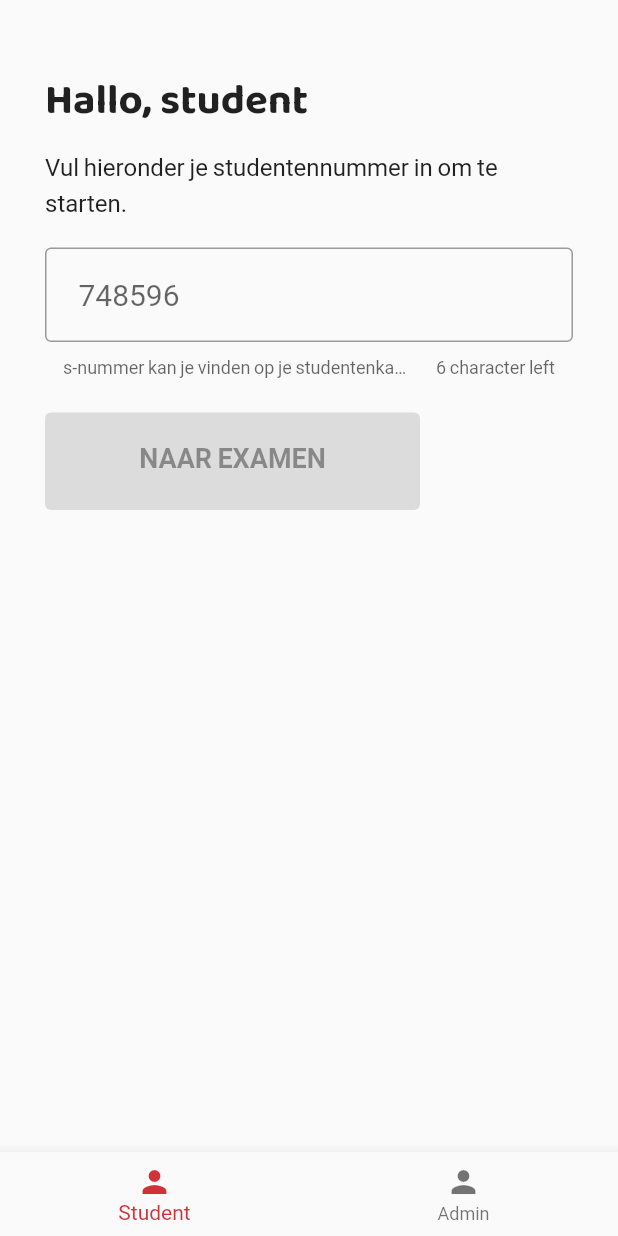
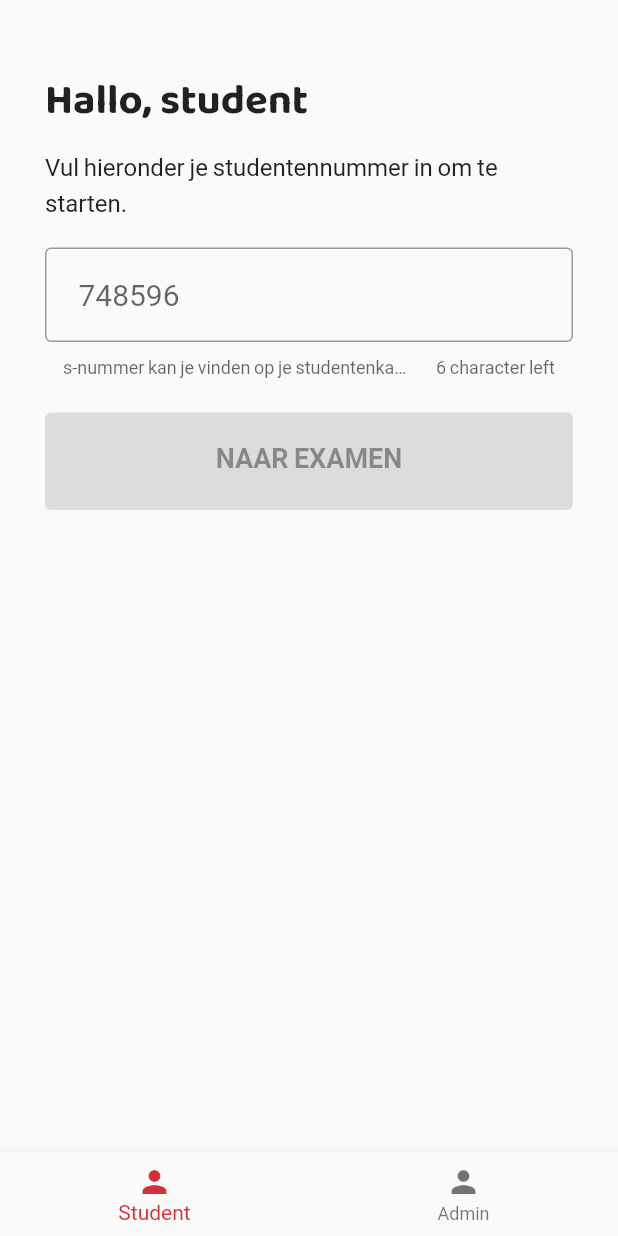
Before and after one commit to simonbaeck/APExam, a Flutter app: the screen it shows after launch, on a phone screen of 412 x 824 dp. Run offline on Flutter 3.47's test engine with Material 2 defaults, Android fonts, the phone set to English and light mode, and no system bars; our stand-ins replace google_fonts; missing offline and left inert: dart:html; Roboto replaces fonts that are missing (Ubuntu).

Commit message:
Update studentlogin

```diff
--- a/lib/studentlogin.dart
+++ b/lib/studentlogin.dart
@@ -61,7 +61,7 @@ class _StudentLoginScreenState extends State<StudentLoginScreen> {
         padding: const EdgeInsets.fromLTRB(30.0, 45.0, 30.0, 30.0),
         child: Align(
           alignment: Alignment.topLeft,
-          child: Column(
+          child: ListView(
             children: [
               Container(
                 width: double.infinity,
@@ -114,7 +114,7 @@ class _StudentLoginScreenState extends State<StudentLoginScreen> {
                               ),
                             ),
                             minimumSize:
-                                MaterialStateProperty.all(const Size(250, 65)),
+                                MaterialStateProperty.all(const Size(double.infinity, 65)),
                           ),
                           child: Text("Naar examen".toUpperCase())),
                     ),
```
